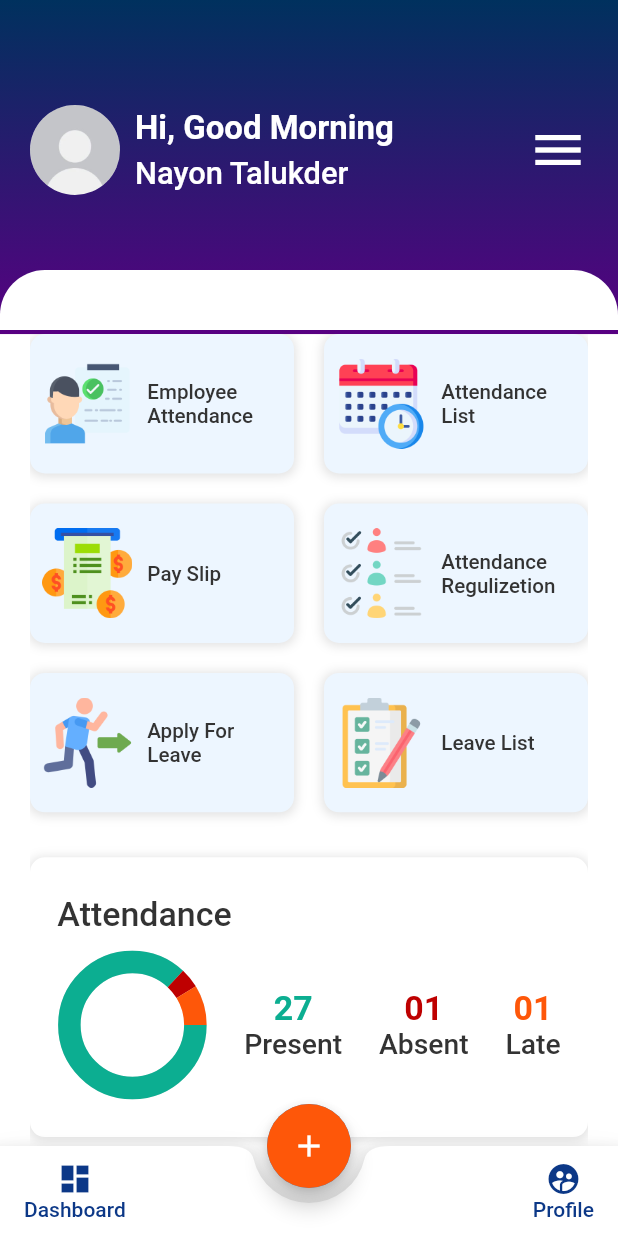
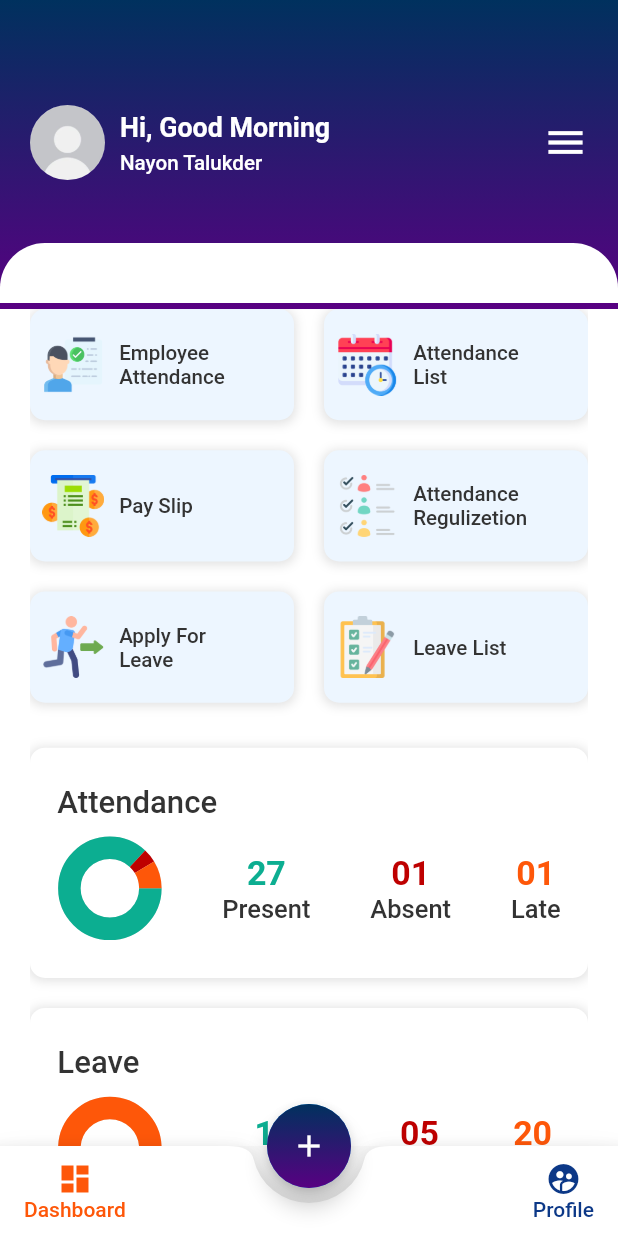
Before and after one commit to nayon-coders/hrms, a Flutter app: the screen it shows after launch, after a tap on "Login", on a phone screen of 412 x 824 dp. Run offline on Flutter 3.47's test engine with Material 2 defaults, Android fonts, the light colour scheme and no system bars; drawn by our look-alikes of pie_chart; our stand-ins replace sizer.

Commit message:
update navigation bar

```diff
--- a/lib/index.dart
+++ b/lib/index.dart
@@ -35,7 +35,16 @@
           decoration:  BoxDecoration(
             borderRadius: BorderRadius.circular(100),
               gradient:
-              currentTab != 0 ?
+              currentTab == 3 ?
+              LinearGradient(
+                begin: Alignment.topCenter,
+                end: Alignment.bottomCenter,
+                colors: <Color>[
+                  Color(0xffFE5709),
+                  Color(0xffFE5709),
+                ],
+              )
+              :
               LinearGradient(
                 begin: Alignment.topCenter,
                 end: Alignment.bottomCenter,
@@ -43,22 +52,16 @@
                   Color(0xff00315E),
                   Color(0xff580082),
                 ],
-              ):
-              LinearGradient(
-                begin: Alignment.topCenter,
-                end: Alignment.bottomCenter,
-                colors: <Color>[
-                  Color(0xffFE5709),
-                  Color(0xffFE5709),
-                ],
-              )),
+              )
+              ),
           child: const Icon(Icons.add),
         ),
         onPressed: () {
           setState(() {
+            print(currentTab);
             currentScreen =
                 const Attendance(); // if user taps on this dashboard tab will be active
-            currentTab = 0;
+            currentTab = 3;
           });
         },
       ),
@@ -80,7 +83,7 @@
                       setState(() {
                         currentScreen =
                             HomeScreen(); // if user taps on this dashboard tab will be active
-                        currentTab = 1;
+                        currentTab = 0;
                       });
                     },
                     child: Column(
@@ -88,12 +91,12 @@
                       children: <Widget>[
                         Icon(
                           Icons.dashboard,
-                          color: currentTab == 1 ? appColors.secondColor : appColors.mainColor,
+                          color: currentTab == 0 ? appColors.secondColor : appColors.mainColor,
                         ),
                         Text(
                           'Dashboard',
                           style: TextStyle(
-                            color: currentTab == 1 ? appColors.secondColor : appColors.mainColor,
+                            color: currentTab == 0 ? appColors.secondColor : appColors.mainColor,
                           ),
                         ),
                       ],
@@ -113,7 +116,7 @@
                       setState(() {
                         currentScreen =
                             Profile(); // if user taps on this dashboard tab will be active
-                        currentTab = 2;
+                        currentTab = 1;
                       });
                     },
                     child: Column(
@@ -121,12 +124,12 @@
                       children: <Widget>[
                         Icon(
                           Icons.supervised_user_circle,
-                          color: currentTab == 2 ? appColors.secondColor : appColors.mainColor,
+                          color: currentTab == 1 ? appColors.secondColor : appColors.mainColor,
                         ),
                         Text(
                           'Profile',
                           style: TextStyle(
-                            color: currentTab == 2 ? appColors.secondColor : appColors.mainColor,
+                            color: currentTab == 1 ? appColors.secondColor : appColors.mainColor,
                           ),
                         ),
                       ],
--- a/lib/view/home_screen/home.dart
+++ b/lib/view/home_screen/home.dart
@@ -2,7 +2,7 @@
 import 'package:HRMS/view/global_widget/big_text.dart';
 import 'package:HRMS/view/global_widget/mediun_text.dart';
 import 'package:HRMS/view/home_screen/widget/home-leave-report.dart';
-import 'package:HRMS/view/home_screen/widget/home-reports.dart';
+import 'package:HRMS/view/home_screen/widget/home-attendance-reports.dart';
 import 'package:HRMS/view/home_screen/widget/list-of-menu.dart';
 import 'package:flutter/material.dart';
 import 'package:sizer/sizer.dart';
@@ -26,7 +26,7 @@
             children: [
                Container(
                   width: double.infinity,
-                  height: MediaQuery.of(context).size.height/3.7,
+                  height: MediaQuery.of(context).size.height/4,
                   decoration: const BoxDecoration(
                       gradient: LinearGradient(
                         begin: Alignment.topCenter,
@@ -50,8 +50,8 @@
                              borderRadius: BorderRadius.circular(100),
                              child: Image.asset("assets/images/user.jpg",
                                fit: BoxFit.cover,
-                               height: 60,
-                               width: 60,
+                               height: 50,
+                               width: 50,
                              )
 
                          ),
@@ -59,9 +59,9 @@
                          Column(
                            crossAxisAlignment: CrossAxisAlignment.start,
                            children: [
-                             BigText(text: "Hi, Good Morning", color: appColors.white, ),
+                             BigText(text: "Hi, Good Morning", color: appColors.white, size: 13, ),
                              SizedBox(height: 5,),
-                             MediunText(text: "Nayon Talukder", size: 15, color: appColors.white,),
+                             MediunText(text: "Nayon Talukder", size: 10, color: appColors.white, ),
                            ],
                          ),
                        ],
@@ -69,7 +69,7 @@
                      Icon(
                        Icons.menu,
                        color: appColors.white,
-                       size: 40,
+                       size: 30,
                      )
 
                    ],
@@ -77,7 +77,7 @@
                ),
 
                Container(
-                 padding: const EdgeInsets.only(top: 180),
+                 padding: const EdgeInsets.only(top: 162),
                  child: Container(
                       height: 40,
                       decoration: const BoxDecoration(
@@ -155,7 +155,7 @@
                     ),
                     const SizedBox(height: 30,),
                     HomeAttendanceReports(),
-                    const SizedBox(height: 30,),
+                    const SizedBox(height: 20,),
                     HomeLeaveReports(),
                     const SizedBox(height: 30,),
                   ],
--- a/lib/view/home_screen/widget/home-reports.dart
+++ b/lib/view/home_screen/widget/home-attendance-reports.dart
@@ -35,13 +35,13 @@
           child: Column(
             crossAxisAlignment: CrossAxisAlignment.start,
             children: [
-              MediunText(text: "Attendance", size: 12.sp,),
+              MediunText(text: "Attendance", size: 11.sp,),
               const SizedBox(height: 10,),
               Row(
                 mainAxisAlignment: MainAxisAlignment.spaceBetween,
                 children: [
                   Container(
-                    width: 100,
+                    width: 70,
                     child: PieChart(
                       legendOptions: LegendOptions(
                         showLegends: false
@@ -68,19 +68,19 @@
                   Column(
                     children: [
                       BigText(text: "27", color: appColors.successColor, size: 12.sp,),
-                      MediunText(text: "Present", color: appColors.black, size: 10.sp,)
+                      MediunText(text: "Present", color: appColors.black, size: 9.sp,)
                     ],
                   ),
                   Column(
                     children: [
                       BigText(text: "01", color: appColors.dangerColor, size: 12.sp,),
-                      MediunText(text: "Absent", color: appColors.black, size: 10.sp,)
+                      MediunText(text: "Absent", color: appColors.black, size: 9.sp,)
                     ],
                   ),
                   Column(
                     children: [
                       BigText(text: "01", color: appColors.secondColor, size: 12.sp,),
-                      MediunText(text: "Late", color: appColors.black, size: 10.sp,)
+                      MediunText(text: "Late", color: appColors.black, size: 9.sp,)
                     ],
                   )
                 ],
--- a/lib/view/home_screen/widget/home-leave-report.dart
+++ b/lib/view/home_screen/widget/home-leave-report.dart
@@ -35,13 +35,13 @@
         child: Column(
           crossAxisAlignment: CrossAxisAlignment.start,
           children: [
-            MediunText(text: "Leave", size: 12.sp,),
+            MediunText(text: "Leave", size: 11.sp,),
             const SizedBox(height: 10,),
             Row(
               mainAxisAlignment: MainAxisAlignment.spaceBetween,
               children: [
                 Container(
-                  width: 100,
+                  width: 70,
                   child: PieChart(
                     legendOptions: LegendOptions(
                         showLegends: false
@@ -68,19 +68,19 @@
                 Column(
                   children: [
                     BigText(text: "15", color: appColors.successColor, size: 12.sp,),
-                    MediunText(text: "Remaining", color: appColors.black, size: 10.sp,)
+                    MediunText(text: "Remaining", color: appColors.black, size: 9.sp,)
                   ],
                 ),
                 Column(
                   children: [
                     BigText(text: "05", color: appColors.dangerColor, size: 12.sp,),
-                    MediunText(text: "Taken", color: appColors.black, size: 10.sp,)
+                    MediunText(text: "Taken", color: appColors.black, size: 9.sp,)
                   ],
                 ),
                 Column(
                   children: [
                     BigText(text: "20", color: appColors.secondColor, size: 12.sp,),
-                    MediunText(text: "Total", color: appColors.black, size: 10.sp,)
+                    MediunText(text: "Total", color: appColors.black, size: 9.sp,)
                   ],
                 )
               ],
--- a/lib/view/home_screen/widget/list-of-menu.dart
+++ b/lib/view/home_screen/widget/list-of-menu.dart
@@ -32,7 +32,7 @@
       child: Row(
         children: [
           Image.asset(image,
-            width: 60,
+            width: 5.h,
             fit: BoxFit.cover,
           ),
           SizedBox(width: 10,),
```
